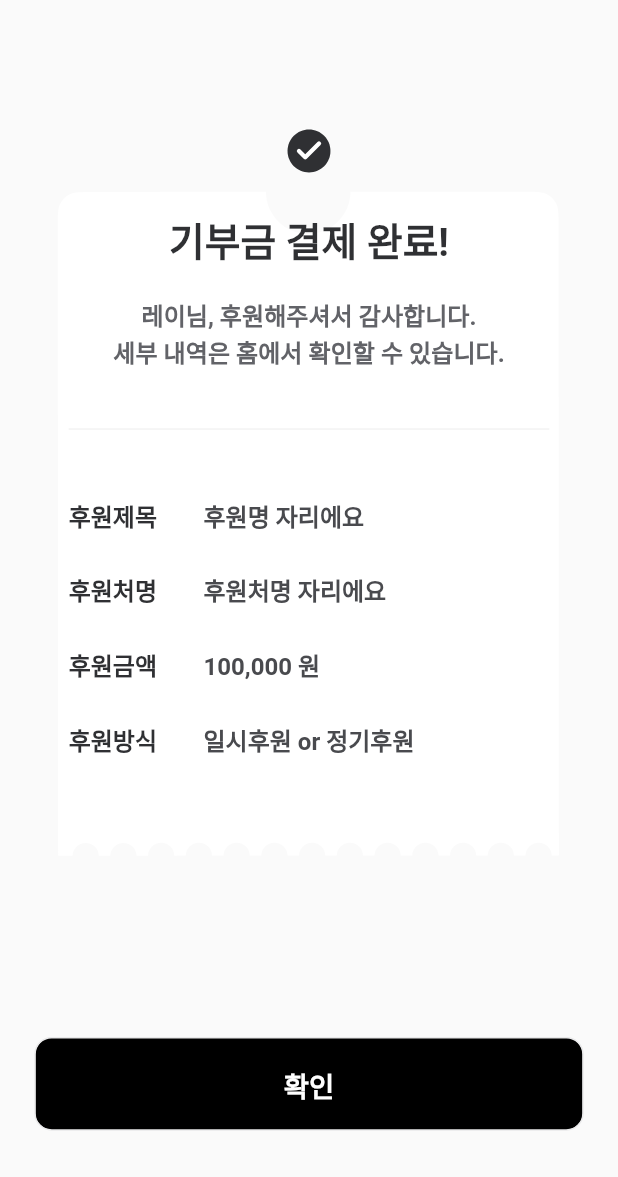
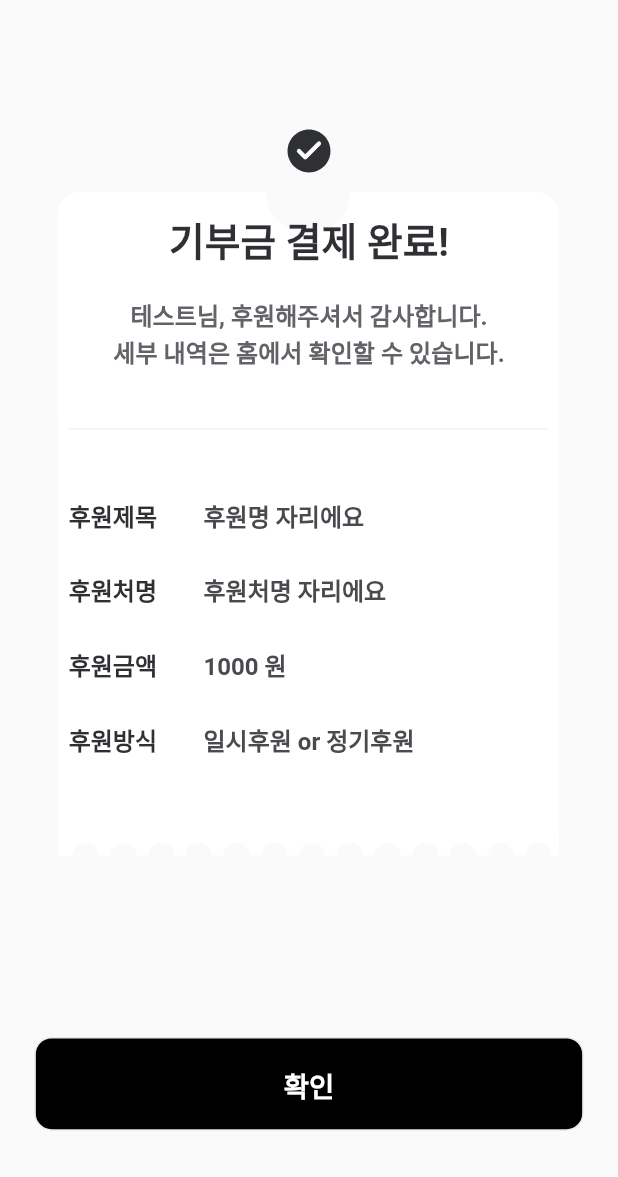
Before and after one commit to TEAMMatchDev/Match-FE-App, a Flutter app: the PaymentDoneScreen screen opened directly, on a phone screen of 412 x 824 dp, the part 59-1236 px from its top. Run offline on Flutter 3.47's test engine with Material 2 defaults, Android fonts, the phone set to English and light mode, and no system bars; our stand-ins replace carousel_slider, contained_tab_bar_view, device_info, dio, firebase_core, firebase_dynamic_links and 15 more; missing offline and left inert: flutter_naver_login, kakao_flutter_sdk, kakao_flutter_sdk_common, kakao_flutter_sdk_share, timeline_tile_nic; accounts and stored records are empty; network calls fail; Roboto replaces fonts that are missing (AppleSDGothicNeo); project files that could hold a hidden picture were left out.

Commit message:
Feat: 결제 금액,날짜 관련 상태관리 완료

```diff
--- a/lib/modules/payment/controller/payment_controller.dart
+++ b/lib/modules/payment/controller/payment_controller.dart
@@ -13,13 +13,15 @@
   //TODO) 주석처리 한 거로 로그인 api 연결 후 수정 필요
   //int id = Get.arguments["regularPayId"] ?? -1;
   int id = (Get.arguments != null && Get.arguments.containsKey("regularPayId")) ? Get.arguments["regularPayId"] : -1;
-
   RxList<Pay> payList = <Pay>[].obs;
 
   //TODO) 후원자 정보
   Rx<Donator> donator = tmpDonator.obs;
 
   //TODO) 기부금 정보
+  final Rx<int> inputValue = 0.obs;
+  final Rx<int> selectedAmount = 1000.obs;
+  final Rx<int> selectedDate = 1.obs;
 
   //TODO) 결제 정보
   /// 동의항목
@@ -45,7 +47,5 @@
   void onInit() async {
     super.onInit();
     payList.assignAll(await PaymentApi.getPaymentDetail(regularPayId: id));
-    donator.value = await OrderApi.getProfile() ?? tmpDonator;
-    print('>> response: ${donator.value}');
   }
 }
--- a/lib/modules/payment/view/payment_donation_info_view.dart
+++ b/lib/modules/payment/view/payment_donation_info_view.dart
@@ -126,8 +126,8 @@
                     child: CommonButton.login(
                       text: "확인",
                       onTap: () async {
-                        //Get.to(PaymentMethodScreen());
-                        Get.to(() => PaymentMethodScreen(), binding: PaymentBinding());
+                        Get.to(PaymentMethodScreen());
+                        //Get.to(() => PaymentMethodScreen(), binding: PaymentBinding());
                       },
                     ),
                   ),
--- a/lib/modules/payment/view/payment_done_view.dart
+++ b/lib/modules/payment/view/payment_done_view.dart
@@ -2,7 +2,9 @@
 import 'package:flutter_screenutil/flutter_screenutil.dart';
 import 'package:flutter_svg/flutter_svg.dart';
 import 'package:get/get.dart';
+import 'package:get_storage/get_storage.dart';
 import 'package:match/modules/payment/view/payment_donation_info_view.dart';
+import 'package:match/provider/service/auth_service.dart';
 import 'package:match/util/components/global_app_bar.dart';
 import 'package:match/util/components/global_button.dart';
 import 'package:match/util/const/global_variable.dart';
@@ -83,7 +85,7 @@
                         child: FittedBox(
                           fit: BoxFit.scaleDown,
                           child: Text(
-                            '레이님, 후원해주셔서 감사합니다.\n세부 내역은 홈에서 확인할 수 있습니다.',
+                            '${AuthService.to.donatorProfile.value.name}님, 후원해주셔서 감사합니다.\n세부 내역은 홈에서 확인할 수 있습니다.',
                             style: AppTextStyles.T1Bold15.copyWith(color: AppColors.grey7),
                             textAlign: TextAlign.center,
                           ),
@@ -141,7 +143,7 @@
                                 ),
                                 SizedBox(width: 27.w),
                                 Text(
-                                  '100,000 원',
+                                  '${controller.selectedAmount.value} 원',
                                   style: AppTextStyles.T1Bold14.copyWith(color: AppColors.grey8),
                                 ),
                               ],
--- a/lib/modules/payment/view/payment_method_info_view.dart
+++ b/lib/modules/payment/view/payment_method_info_view.dart
@@ -20,6 +20,7 @@
 }
 
 class _PaymentScreenState extends State<PaymentMethodScreen> with WidgetsBindingObserver {
+
   final PaymentController controller = Get.find();
     List<String> payAgreeStringList = [
       '[필수] 결제대행 서비스 이용약관 동의',
@@ -85,7 +86,7 @@
                 ),
                 SizedBox(height: 10.h),
                 Text(
-                    '매월 • 1일 • N,000원',
+                    '매월 • ${controller.selectedDate.value}일 • ${controller.selectedAmount.value}원',
                     style: AppTextStyles.T1Bold14.copyWith(color: AppColors.grey8)
                 ),
                 SizedBox(height: 30.h),
--- a/lib/provider/api/util/dio_services.dart
+++ b/lib/provider/api/util/dio_services.dart
@@ -8,7 +8,7 @@
 class DioServices {
   ///*임시 jwt 토큰
   String tmpToken =
-      "eyJ0eXBlIjoiand0IiwiYWxnIjoiSFM1MTIifQ.eyJ1c2VySWQiOjQsImlhdCI6MTY5ODgyNTAzMiwiZXhwIjoxNjk4ODU2NTY4fQ.RvO3KhLvxROEN60rL5QxPLbXywuB2KFGD2-2Solme7rdCu0op6338APFtx_b4SVOubxqKrSNPT4NDlQJzEUGEQ";
+      "eyJ0eXBlIjoiand0IiwiYWxnIjoiSFM1MTIifQ.eyJ1c2VySWQiOjQsImlhdCI6MTY5ODg4NjI2OCwiZXhwIjoxNjk4OTE3ODA0fQ.AsB-we8T8Bw5LaFi6TE1V-soQFBgKhf1m4cwK_NkzfeR--V1thz1IOFDTuiBaXh3VvLXTjvED013cY8piopgXw";
   static final DioServices _dioServices = DioServices._internal();
   //dioService singleton
   factory DioServices() => _dioServices;
```
Also changed, not shown: lib/modules/payment/widget/select_amount_widget.dart (+11 -4 lines), lib/modules/payment/widget/select_paydate_widget.dart (+13 -7 lines), lib/util/components/global_number_field.dart (+4 -4 lines).
